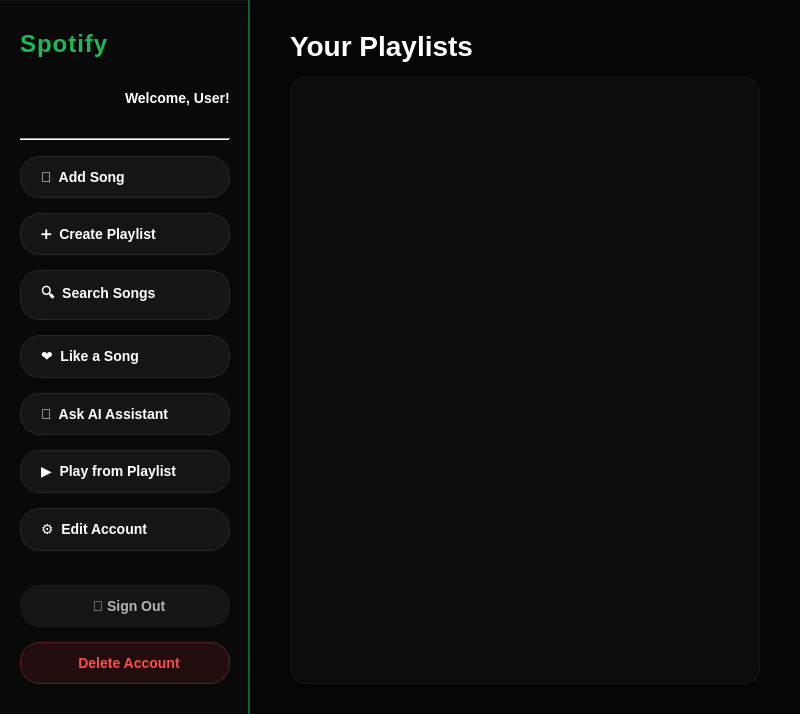
First picture: the form in listenerwindow.ui, repository JackyJa/Spotify-Project, before the edit.
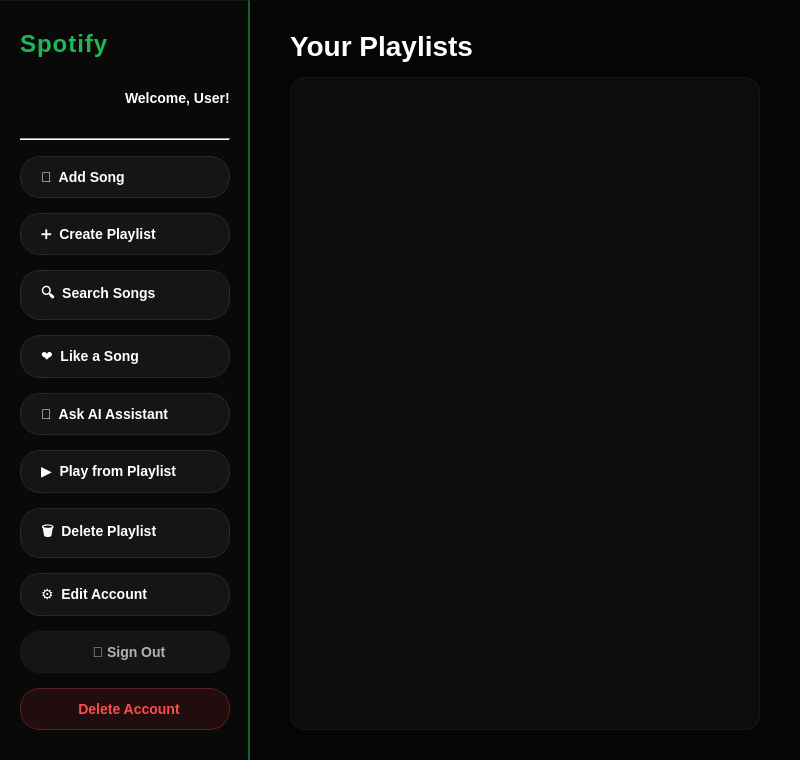
Second picture: the form after the edit.

Commit message: Feature: Add Delete Playlist and Remove Song from Playlist functionality

Patch:
```diff
--- a/listenerwindow.ui
+++ b/listenerwindow.ui
@@ -271,6 +271,7 @@
          </property>
         </widget>
        </item>
+	   <item><widget class="QPushButton" name="btnDeletePlaylist"><property name="text"><string>🗑️  Delete Playlist</string></property></widget></item>
        <item>
         <widget class="QPushButton" name="btnEditAccount">
          <property name="text">
```
The commit also changes 4 other files.
